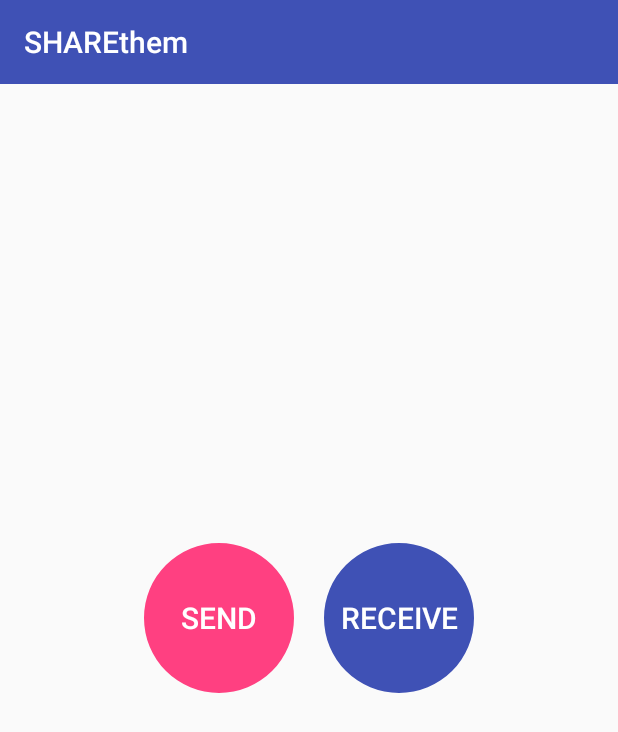
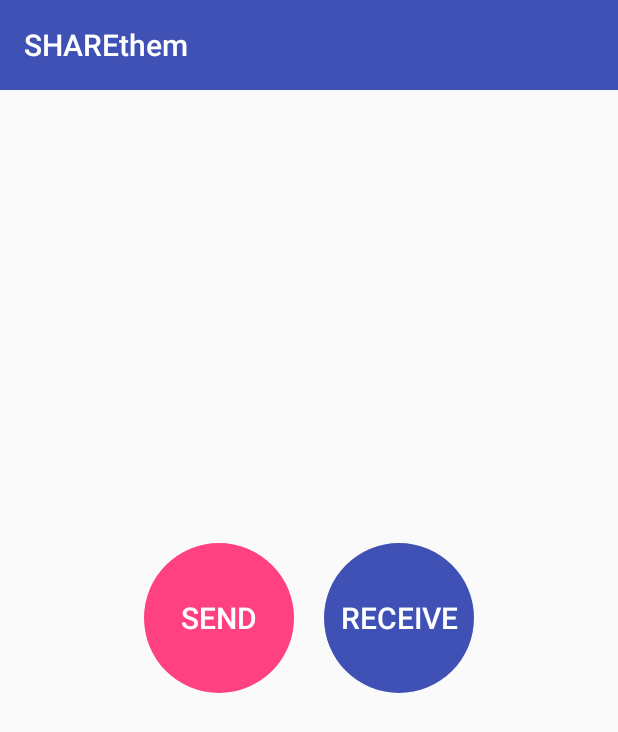
Before and after one commit to charmi2636/datasync, an Android app: the screen it shows after launch (DemoActivity), on a phone screen of 412 x 824 dp. Shown: the top 732 px of the screen. Run offline under Robolectric (Android 15) with nearby library versions, the phone set to English and light mode, and no system bars; libraries missing offline, so code that uses them is left out: com.github.angads25.filepicker.

Commit message:
empty commit

```diff
--- a/demo/src/main/res/layout/activity_demo.xml
+++ b/demo/src/main/res/layout/activity_demo.xml
@@ -9,7 +9,7 @@
     <android.support.v7.widget.Toolbar
         android:id="@+id/toolbar"
         android:layout_width="match_parent"
-        android:layout_height="?attr/actionBarSize"
+        android:layout_height="60dp"
         android:background="@color/colorPrimary"
         android:popupTheme="@style/ThemeOverlay.AppCompat.Light"
         android:theme="@style/ThemeOverlay.AppCompat.Dark" />
```
